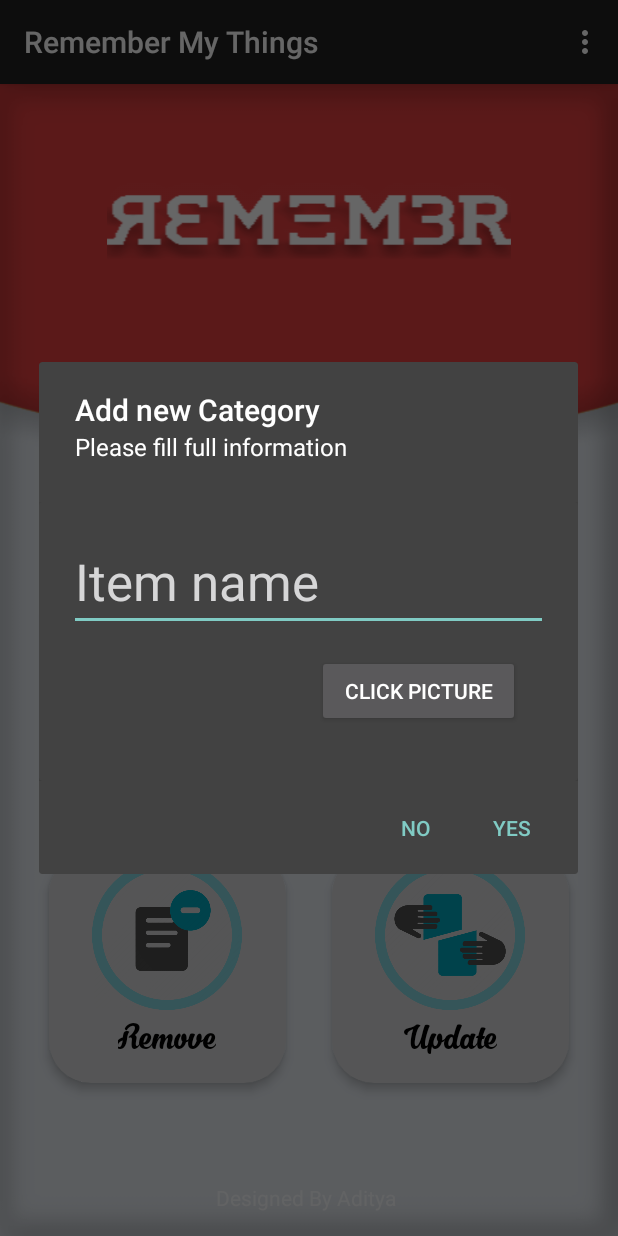
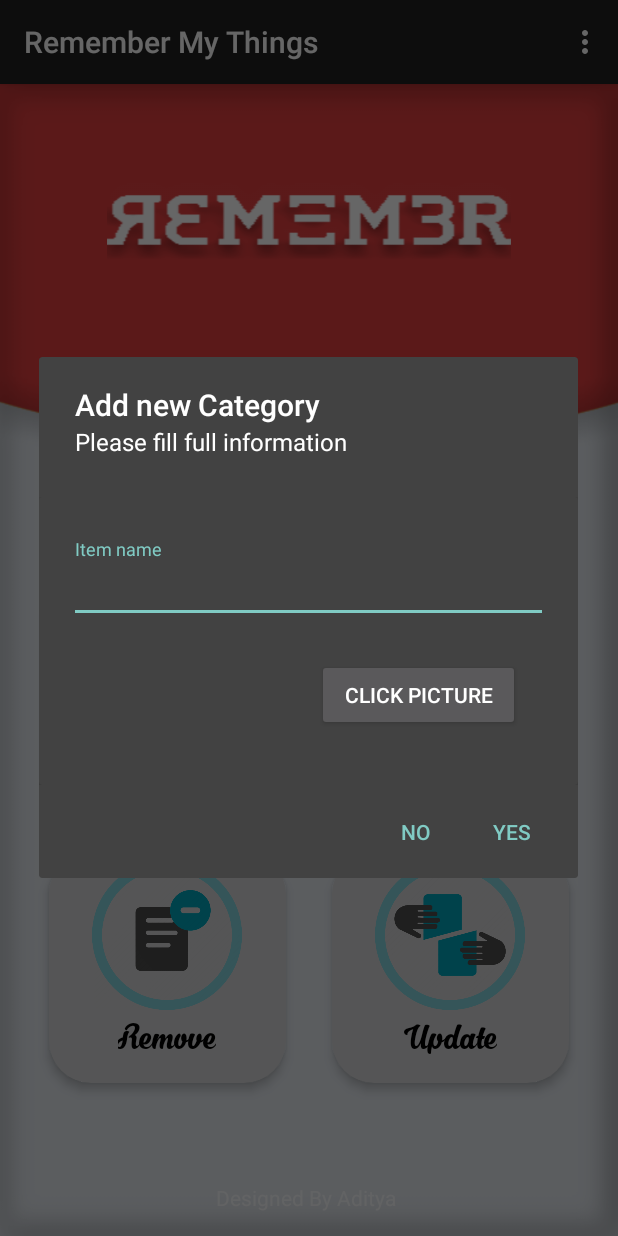
Before and after one commit to itsAdityaRathore/remembermythings, an Android app: the MainActivity screen opened directly, with no data from a screen before it, after a tap on "Add", on a phone screen of 412 x 824 dp. Run offline under Robolectric (Android 15) with nearby library versions, the phone set to English and light mode, and no system bars; our stand-ins replace ButterKnife, Firebase (no records; nobody signed in at launch, a user with empty details on screens opened directly); libraries missing offline, so code that uses them is left out: id.zelory.compressor, io.paperdb; plain views replace FButton; 2 statements that could not run were skipped.

```diff
--- a/app/build.gradle
+++ b/app/build.gradle
@@ -43,6 +43,12 @@ dependencies {
     implementation 'com.google.firebase:firebase-core:17.0.0'
     implementation 'com.google.firebase:firebase-auth:18.1.0'
     implementation 'com.firebaseui:firebase-ui-auth:4.3.1'
+    implementation 'com.firebaseui:firebase-ui-database:1.2.0'
+    implementation 'com.squareup.picasso:picasso:2.71828'
+
+    //image compress
+    implementation 'id.zelory:compressor:2.1.0'
+
 
 //butterknife
     implementation 'com.jakewharton:butterknife:10.1.0'
--- a/app/src/main/java/com/aditya/remembermythings/Activity/FirstStartActivity.java
+++ b/app/src/main/java/com/aditya/remembermythings/Activity/FirstStartActivity.java
@@ -22,7 +22,7 @@ public class FirstStartActivity extends AppCompatActivity {
         btnGetStarted.setOnClickListener(new View.OnClickListener() {
             @Override
             public void onClick(View v) {
-                Intent homeIntent = new Intent(FirstStartActivity.this,MainActivity.class);
+                Intent homeIntent = new Intent(getApplicationContext(),MainActivity.class);
                 startActivity(homeIntent);
             }
         });
--- a/app/src/main/res/layout/activity_login.xml
+++ b/app/src/main/res/layout/activity_login.xml
@@ -28,7 +28,8 @@
             <EditText android:id="@+id/input_phone"
                 android:layout_width="match_parent"
                 android:layout_height="wrap_content"
-                android:inputType="textEmailAddress"
+                android:inputType="textPhonetic"
+                android:maxLength="10"
                 android:text="9799593555"
                 android:hint="Phone Number" />
         </com.google.android.material.textfield.TextInputLayout>
--- a/app/src/main/res/layout/add_new_item.xml
+++ b/app/src/main/res/layout/add_new_item.xml
@@ -13,7 +13,7 @@
         android:layout_width="match_parent"
         android:layout_height="wrap_content">
 
-        <androidx.appcompat.widget.AppCompatEditText
+        <!--<androidx.appcompat.widget.AppCompatEditText
             android:id="@+id/edtName"
             android:hint="Item name"
             android:layout_width="match_parent"
@@ -27,8 +27,19 @@
             app:met_floatingLabel="highlight"
             app:met_primaryColor="@color/white"
             app:met_singleLineEllipsis="true"
-            />
+            />-->
 
+        <com.google.android.material.textfield.TextInputLayout
+            android:layout_width="match_parent"
+            android:layout_height="wrap_content"
+            android:layout_marginTop="8dp"
+            android:layout_marginBottom="8dp">
+            <EditText android:id="@+id/edt_Name"
+                android:layout_width="match_parent"
+                android:layout_height="wrap_content"
+                android:inputType="textCapWords"
+                android:hint="Item name" />
+        </com.google.android.material.textfield.TextInputLayout>
 
         <LinearLayout
             android:weightSum="2"
```
Also changed, not shown: app/src/main/java/com/aditya/remembermythings/Activity/MainActivity.java (+62 -24 lines), app/src/main/java/com/aditya/remembermythings/Activity/SignupActivity.java (+7 -8 lines), 1 other file.
